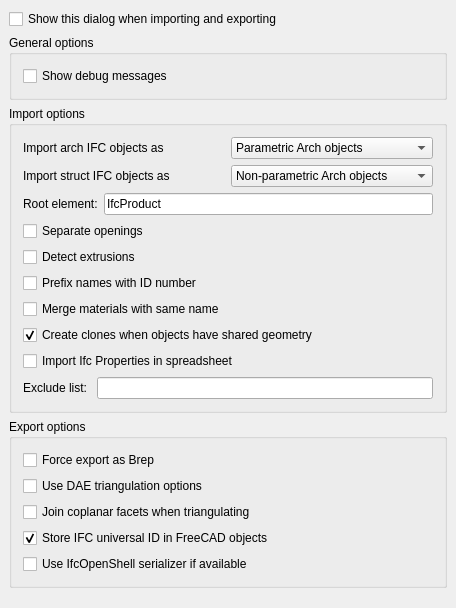
Old version of the form src/Mod/Arch/Resources/ui/preferences-ifc.ui in the repository berndhahnebach/All_FreeCAD.
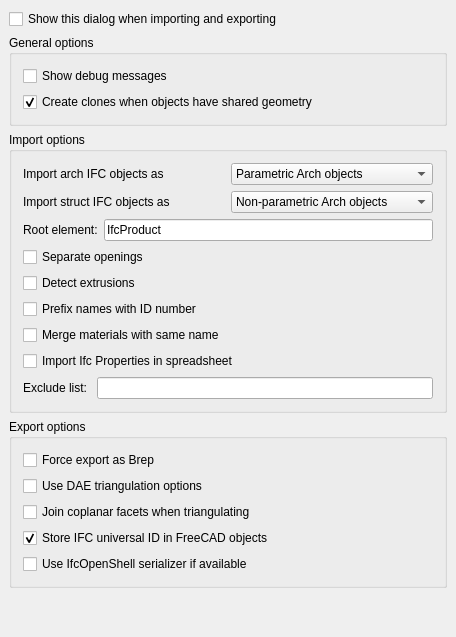
New version of the form. Custom widgets are drawn as their Qt base class.

Diff of the .ui file:
```diff
--- a/src/Mod/Arch/Resources/ui/preferences-ifc.ui
+++ b/src/Mod/Arch/Resources/ui/preferences-ifc.ui
@@ -7,7 +7,7 @@
     <x>0</x>
     <y>0</y>
     <width>456</width>
-    <height>608</height>
+    <height>637</height>
    </rect>
   </property>
   <property name="windowTitle">
@@ -59,6 +59,26 @@
         </item>
        </layout>
       </item>
+      <item>
+       <layout class="QHBoxLayout" name="horizontalLayout_10">
+        <item>
+         <widget class="Gui::PrefCheckBox" name="checkBox_6">
+          <property name="text">
+           <string>Create clones when objects have shared geometry</string>
+          </property>
+          <property name="checked">
+           <bool>true</bool>
+          </property>
+          <property name="prefEntry" stdset="0">
+           <cstring>ifcCreateClones</cstring>
+          </property>
+          <property name="prefPath" stdset="0">
+           <cstring>Mod/Arch</cstring>
+          </property>
+         </widget>
+        </item>
+       </layout>
+      </item>
      </layout>
     </widget>
    </item>
@@ -268,26 +288,6 @@
         </item>
        </layout>
       </item>
-      <item>
-       <layout class="QHBoxLayout" name="horizontalLayout_10">
-        <item>
-         <widget class="Gui::PrefCheckBox" name="checkBox_6">
-          <property name="text">
-           <string>Create clones when objects have shared geometry</string>
-          </property>
-          <property name="checked">
-           <bool>true</bool>
-          </property>
-          <property name="prefEntry" stdset="0">
-           <cstring>ifcCreateClones</cstring>
-          </property>
-          <property name="prefPath" stdset="0">
-           <cstring>Mod/Arch</cstring>
-          </property>
-         </widget>
-        </item>
-       </layout>
-      </item>
       <item>
        <layout class="QHBoxLayout" name="horizontalLayout_14">
         <item>
```
